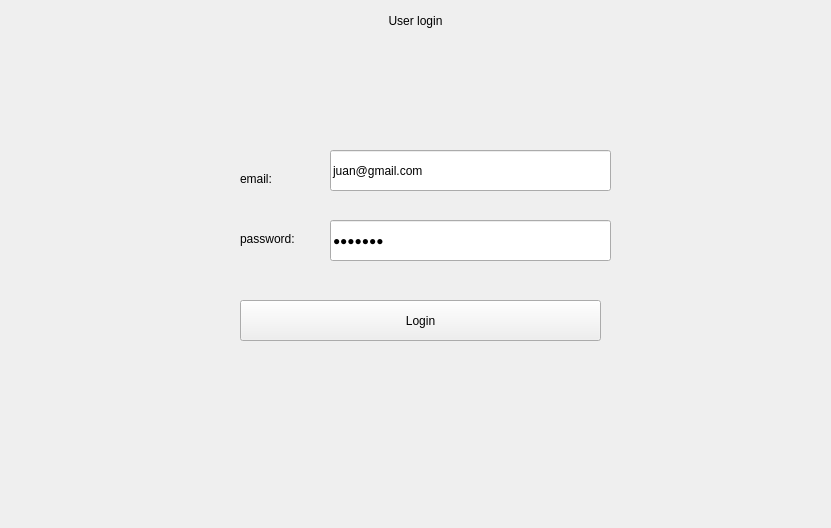
The window that src/views/login.ui (Jjat00/Deptherm-Inspection) describes before a commit, drawn with Qt 5.
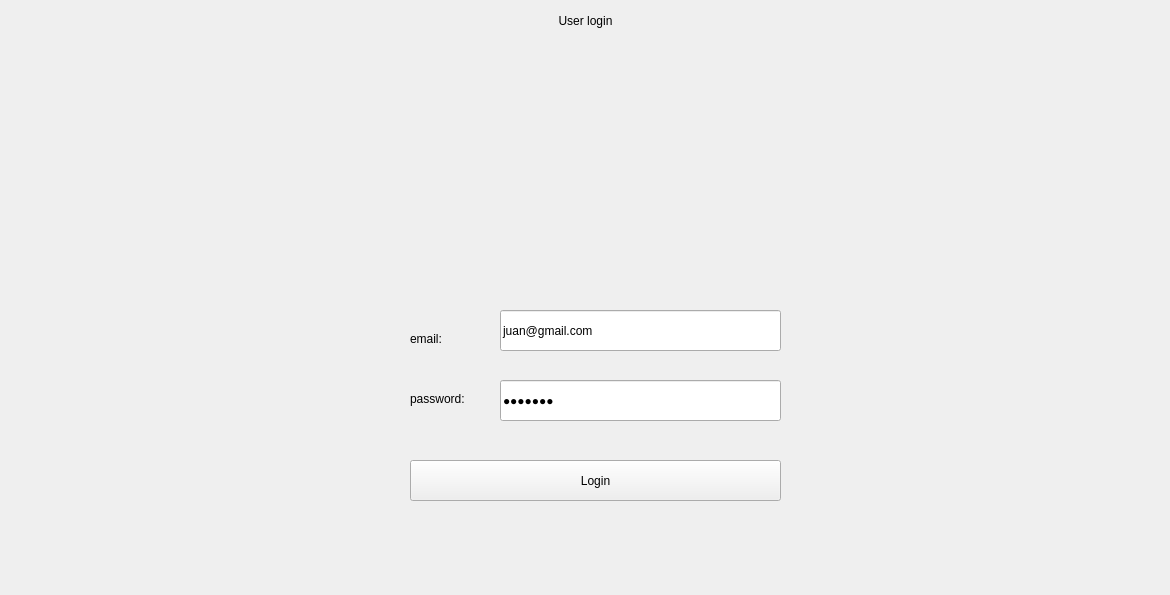
The same window after the commit.

What changed in the file:
```diff
--- a/src/views/login.ui
+++ b/src/views/login.ui
@@ -6,8 +6,8 @@
    <rect>
     <x>0</x>
     <y>0</y>
-    <width>831</width>
-    <height>528</height>
+    <width>1170</width>
+    <height>595</height>
    </rect>
   </property>
   <property name="windowTitle">
@@ -16,9 +16,9 @@
   <widget class="QPushButton" name="buttonLogin">
    <property name="geometry">
     <rect>
-     <x>240</x>
-     <y>300</y>
-     <width>361</width>
+     <x>410</x>
+     <y>460</y>
+     <width>371</width>
      <height>41</height>
     </rect>
    </property>
@@ -29,8 +29,8 @@
   <widget class="QLineEdit" name="lineEditEmail">
    <property name="geometry">
     <rect>
-     <x>330</x>
-     <y>150</y>
+     <x>500</x>
+     <y>310</y>
      <width>281</width>
      <height>41</height>
     </rect>
@@ -42,8 +42,8 @@
   <widget class="QLineEdit" name="lineEditPassword">
    <property name="geometry">
     <rect>
-     <x>330</x>
-     <y>220</y>
+     <x>500</x>
+     <y>380</y>
      <width>281</width>
      <height>41</height>
     </rect>
@@ -58,9 +58,9 @@
   <widget class="QLabel" name="labelHeader">
    <property name="geometry">
     <rect>
-     <x>0</x>
+     <x>-10</x>
      <y>0</y>
-     <width>831</width>
+     <width>1191</width>
      <height>41</height>
     </rect>
    </property>
@@ -74,8 +74,8 @@
   <widget class="QLabel" name="label_3">
    <property name="geometry">
     <rect>
-     <x>240</x>
-     <y>170</y>
+     <x>410</x>
+     <y>330</y>
      <width>67</width>
      <height>17</height>
     </rect>
@@ -87,8 +87,8 @@
   <widget class="QLabel" name="label_4">
    <property name="geometry">
     <rect>
-     <x>240</x>
-     <y>230</y>
+     <x>410</x>
+     <y>390</y>
      <width>67</width>
      <height>17</height>
     </rect>
@@ -100,8 +100,8 @@
   <widget class="QLabel" name="labelMessage">
    <property name="geometry">
     <rect>
-     <x>200</x>
-     <y>420</y>
+     <x>370</x>
+     <y>530</y>
      <width>451</width>
      <height>41</height>
     </rect>
@@ -113,6 +113,27 @@
     <set>Qt::AlignCenter</set>
    </property>
   </widget>
+  <widget class="QLabel" name="thermalCamera">
+   <property name="geometry">
+    <rect>
+     <x>60</x>
+     <y>50</y>
+     <width>1031</width>
+     <height>221</height>
+    </rect>
+   </property>
+   <property name="text">
+    <string/>
+   </property>
+  </widget>
+  <zorder>thermalCamera</zorder>
+  <zorder>buttonLogin</zorder>
+  <zorder>lineEditEmail</zorder>
+  <zorder>lineEditPassword</zorder>
+  <zorder>labelHeader</zorder>
+  <zorder>label_3</zorder>
+  <zorder>label_4</zorder>
+  <zorder>labelMessage</zorder>
  </widget>
  <resources/>
  <connections/>
```
